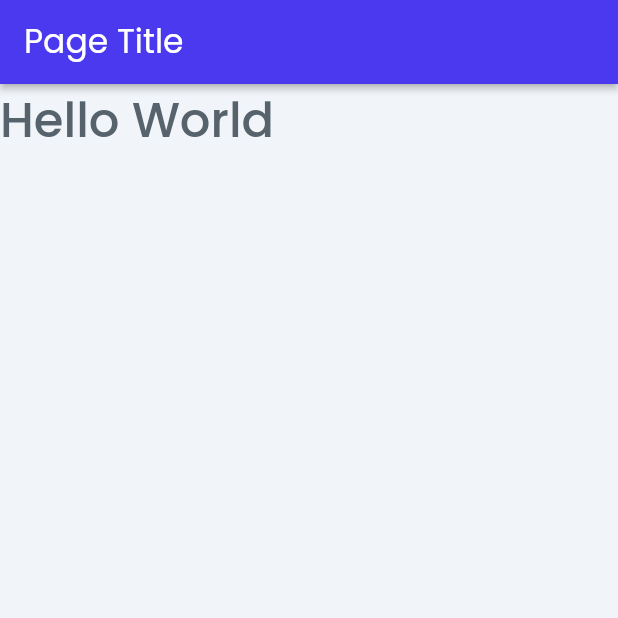
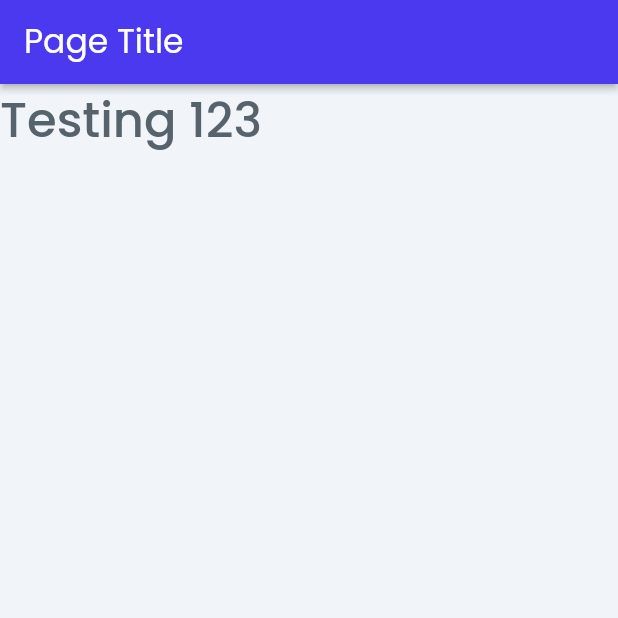
Before and after one commit to nivek137/CorpsCatch, a Flutter app: the screen it shows after launch, on a phone screen of 412 x 824 dp, the top half of it. Run offline on Flutter 3.47's test engine with Material 2 defaults, Android fonts, the phone set to English and light mode, and no system bars; our stand-ins replace auto_size_text, font_awesome_flutter, from_css_color, go_router, google_fonts, page_transition and 2 more; missing offline and left inert: json_path.

Commit message:
Updating to latest FlutterFlow output.

```diff
--- a/lib/pages/home_page/home_page_widget.dart
+++ b/lib/pages/home_page/home_page_widget.dart
@@ -60,7 +60,7 @@ class _HomePageWidgetState extends State<HomePageWidget> {
             mainAxisSize: MainAxisSize.max,
             children: [
               Text(
-                'Hello World',
+                'Testing 123',
                 style: FlutterFlowTheme.of(context).subtitle2.override(
                       fontFamily: 'Poppins',
                       fontSize: 32.0,
```
